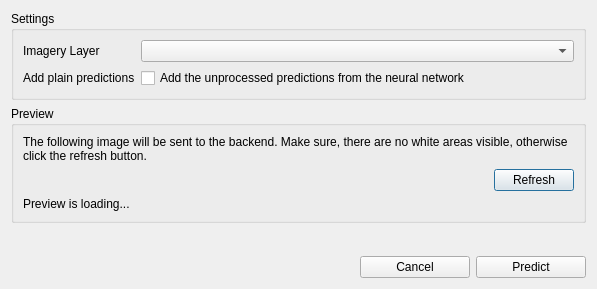
Qt form qgis_plugin/ui/dlg_predict.ui (mnboos/osm-instance-segmentation) before a commit.
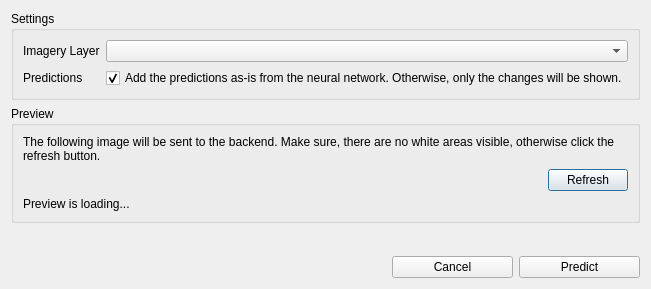
The same form after that commit.

Commit message: * comments added * only add raw predictions if checkbox is checked

Diff of the .ui file:
```diff
--- a/qgis_plugin/ui/dlg_predict.ui
+++ b/qgis_plugin/ui/dlg_predict.ui
@@ -59,14 +59,17 @@
       <item row="1" column="0">
        <widget class="QLabel" name="lblAddRawPredictions">
         <property name="text">
-         <string>Add plain predictions</string>
+         <string>Predictions</string>
         </property>
        </widget>
       </item>
       <item row="1" column="2">
        <widget class="QCheckBox" name="chkAddPlainPredictions">
         <property name="text">
-         <string>Add the unprocessed predictions from the neural network</string>
+         <string>Add the predictions as-is from the neural network. Otherwise, only the changes will be shown.</string>
+        </property>
+        <property name="checked">
+         <bool>true</bool>
         </property>
        </widget>
       </item>
```
The commit also changes 4 other files.
